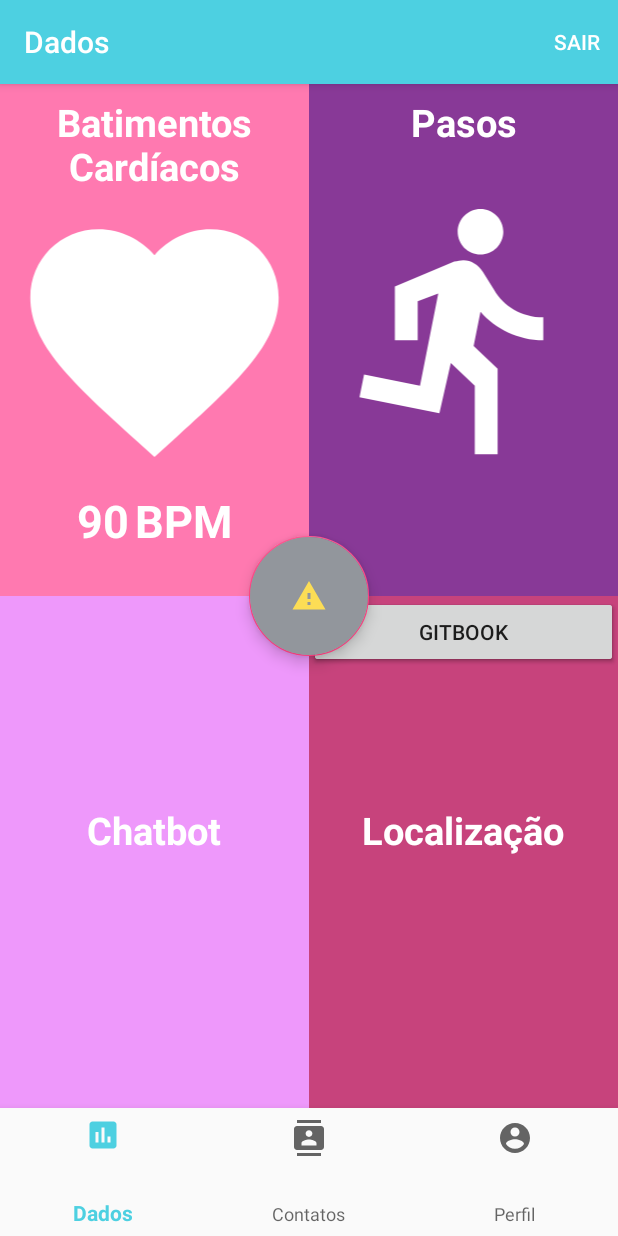
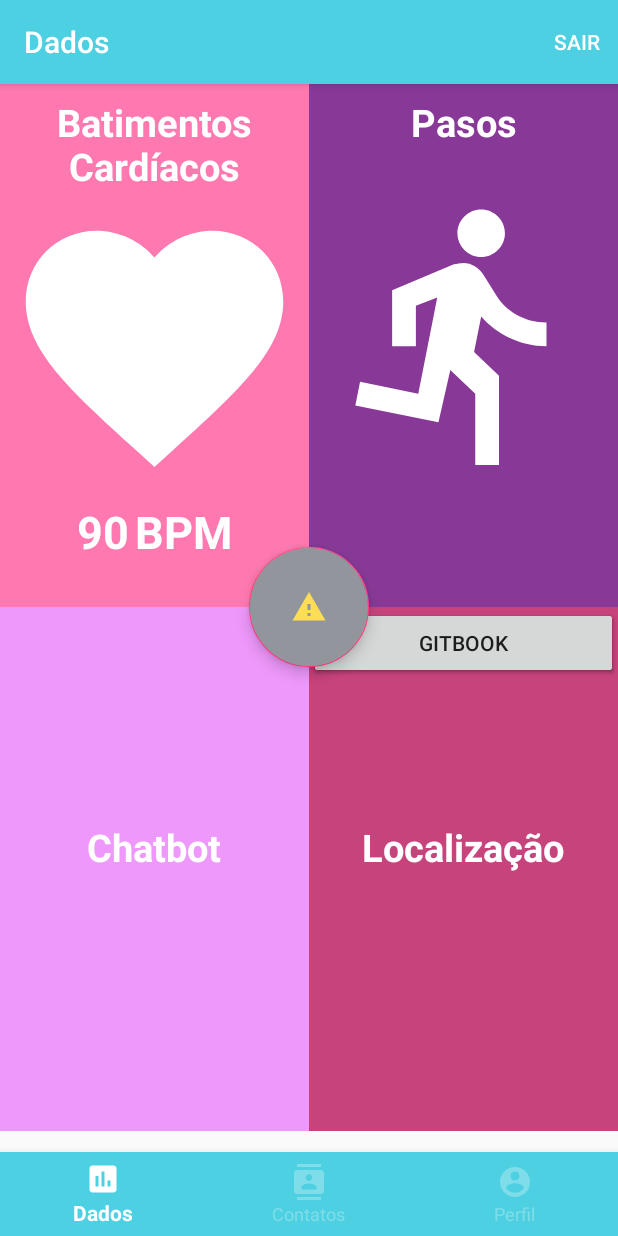
Before and after one commit to GustavorDeSousa/Hi-Health, an Android app: the screen it shows after launch once a user with an empty profile is signed in (MainActivity), on a phone screen of 412 x 824 dp. Run offline under Robolectric (Android 15) with nearby library versions, the phone set to English and light mode, and no system bars; our stand-ins replace Firebase (no records; nobody signed in at launch, a user with empty details on screens opened directly); 6 statements that could not run were skipped.

Commit message:
Fix |Color Botton Navigation

```diff
--- a/app/src/main/AndroidManifest.xml
+++ b/app/src/main/AndroidManifest.xml
@@ -66,10 +66,6 @@
             android:name=".activity.MapsActivity"
             android:label="@string/title_activity_maps" />
         <activity android:name=".activity.WalkMyAndroidActivity" />
-        <activity
-            android:name=".fragments.Main2Activity"
-            android:label="@string/title_activity_main2"
-            android:theme="@style/AppTheme.NoActionBar"></activity>
     </application>
 
 </manifest>
--- a/app/src/main/java/br/com/thecharles/hihealth/activity/MainActivity.java
+++ b/app/src/main/java/br/com/thecharles/hihealth/activity/MainActivity.java
@@ -128,9 +128,10 @@
     private void openFragment(Fragment fragment) {
         FragmentTransaction transaction = getSupportFragmentManager().beginTransaction();
         transaction.replace(R.id.container, fragment);
-        transaction.addToBackStack(null);
+//        transaction.addToBackStack(null);
         transaction.commit();
     }
+
 
     @Override
     public boolean onCreateOptionsMenu(Menu menu) {
--- /dev/null
+++ b/app/src/main/res/drawable/selector_bottombar_item.xml
@@ -0,0 +1,6 @@
+<?xml version="1.0" encoding="utf-8"?>
+<selector xmlns:android="http://schemas.android.com/apk/res/android">
+    <item android:color="?android:attr/colorPrimaryDark" android:state_enabled="false"/>
+    <item android:color="@android:color/white" android:state_checked="true"/>
+    <item android:color="#46ffffff"/>
+</selector>
--- a/app/src/main/res/layout/activity_main.xml
+++ b/app/src/main/res/layout/activity_main.xml
@@ -10,23 +10,34 @@
 
 
 
-    <LinearLayout
+    <FrameLayout
         android:id="@+id/container"
         android:layout_width="match_parent"
         android:layout_height="0dp"
-        android:layout_weight="8"
+        android:layout_weight="10"
         android:orientation="vertical">
 
 
+    </FrameLayout>
+
+
+    <LinearLayout
+        android:layout_width="match_parent"
+        android:layout_height="0dp"
+        android:layout_weight="1">
+
+        <!--TODO - Melhorar o esquema de cores -->
+        <android.support.design.widget.BottomNavigationView
+            android:id="@+id/navigation"
+            android:layout_width="match_parent"
+            android:layout_height="wrap_content"
+            android:layout_gravity="bottom"
+            app:itemBackground="@color/colorPrimary"
+            app:itemIconTint="@drawable/selector_bottombar_item"
+            app:itemTextColor="@drawable/selector_bottombar_item"
+            app:menu="@menu/navigation" />
+
     </LinearLayout>
 
-    <!--TODO - Melhorar o esquema de cores -->
-    <android.support.design.widget.BottomNavigationView
-        android:id="@+id/navigation"
-        android:layout_width="match_parent"
-        android:layout_height="0dp"
-        android:layout_weight="1"
-        android:background="?android:attr/windowBackground"
-        app:menu="@menu/navigation" />
 
 </LinearLayout>
--- a/app/src/main/res/values/colors.xml
+++ b/app/src/main/res/values/colors.xml
@@ -20,4 +20,5 @@
 
     <color name="balaoSender">#504dd0e1</color>
     <color name="balaoReceiver">#50ff4081</color>
+
 </resources>
--- a/app/src/main/res/values/styles.xml
+++ b/app/src/main/res/values/styles.xml
@@ -37,4 +37,5 @@
 
     <style name="AppTheme.PopupOverlay" parent="ThemeOverlay.AppCompat.Light" />
 
+
 </resources>
```
Also changed, not shown: app/src/main/java/br/com/thecharles/hihealth/fragments/Main2Activity.java (deleted, +0 -31 lines), app/src/main/res/layout/activity_main2.xml (deleted, +0 -33 lines), app/src/main/res/layout/content_main2.xml (deleted, +0 -11 lines).
